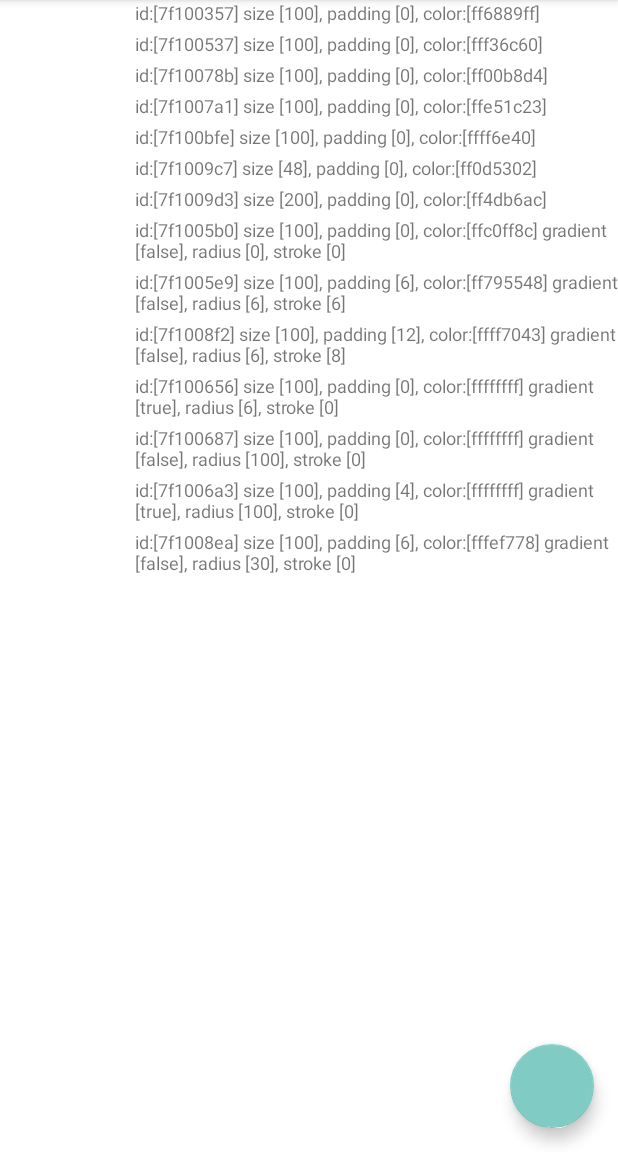
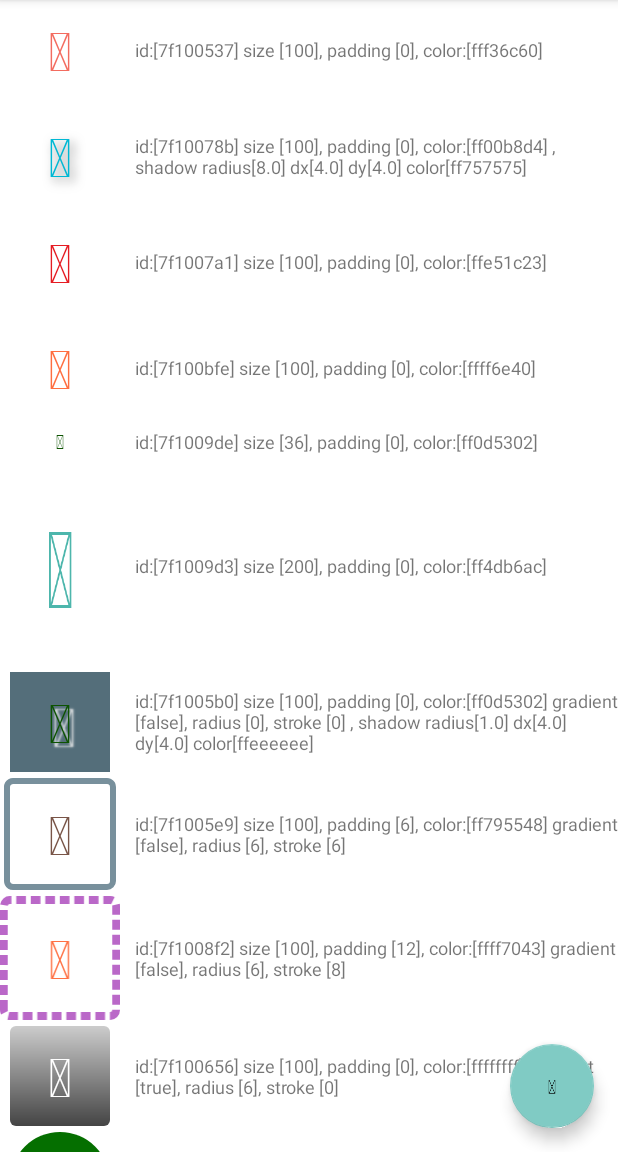
Before and after one commit to kevinchung0921/MdiDrawable, an Android app: the screen it shows after launch (MainActivity), on a phone screen of 412 x 824 dp, the part 84-1236 px from its top. Run offline under Robolectric (Android 15) with nearby library versions, the phone set to English and light mode, and no system bars; our stand-ins replace EventBus; Roboto replaces fonts that are not available here.

Commit message:
* move mdi font from asset folder into font * add shadow configuration * add MdiView class

```diff
--- a/library/src/main/java/com/kevinchung/mdi_drawable/MdiDrawableConfig.kt
+++ b/library/src/main/java/com/kevinchung/mdi_drawable/MdiDrawableConfig.kt
@@ -24,13 +24,23 @@ class MdiDrawableConfig(
     var strokeColor: Int = Color.BLACK,
     var strokeWidth: Int = 0,
     var strokeDashWidth: Float = 10f,
-    var strokeDashGap: Float = 0f
+    var strokeDashGap: Float = 0f,
+
+    // shadow settings
+    var shadowColor: Int = Color.TRANSPARENT,
+    var shadowRadius: Float = 0f,
+    var shadowDx: Float = 0f,
+    var shadowDy: Float = 0f
+
 ) {
     fun showConfig():String {
         val sb = StringBuilder()
         sb.append("id:[${Integer.toHexString(stringId)}] size [$size], padding [$padding], color:[${Integer.toHexString(iconColor)}] ")
         if(enableBackground) {
-            sb.append("gradient [$enableGradient], radius [$cornerRadius], stroke [$strokeWidth]")
+            sb.append("gradient [$enableGradient], radius [$cornerRadius], stroke [$strokeWidth] ")
+        }
+        if(shadowColor!=Color.TRANSPARENT && (shadowDx!=0f || shadowDy!=0f)) {
+            sb.append(", shadow radius[$shadowRadius] dx[$shadowDx] dy[$shadowDy] color[${Integer.toHexString(shadowColor)}]")
         }
         return sb.toString()
     }
--- /dev/null
+++ b/library/src/main/res/font/mdi.xml
@@ -0,0 +1,7 @@
+<?xml version="1.0" encoding="utf-8"?>
+<font-family xmlns:android="http://schemas.android.com/apk/res/android">
+    <font
+        android:fontStyle="normal"
+        android:fontWeight="400"
+        android:font="@font/mdifont" />
+</font-family>
--- a/mdi_drawable_demo/build.gradle
+++ b/mdi_drawable_demo/build.gradle
@@ -43,7 +43,7 @@ android {
 dependencies {
     implementation fileTree(dir: 'libs', include: ['*.jar','*.aar'])
     implementation project(path: ':library')
-//    implementation 'com.github.kevinchung0921:MdiDrawable:v0.3'
+//    implementation 'com.github.kevinchung0921:MdiDrawable:0.1.0'
 
     implementation 'org.greenrobot:eventbus:3.2.0'
     implementation 'com.github.dhaval2404:colorpicker:2.0'
--- a/mdi_drawable_demo/src/main/java/com/kevinchung/mdi_drawable_demo/MainActivity.kt
+++ b/mdi_drawable_demo/src/main/java/com/kevinchung/mdi_drawable_demo/MainActivity.kt
@@ -60,12 +60,7 @@ class MainActivity : AppCompatActivity() {
     // create demo icons
     private fun setDataList() {
 
-        drawableList.add(
-                MdiDrawableConfig(
-                        stringId = R.string.mdi_atom_variant,
-                        iconColor = resources.getColor(R.color.blue_A200)
-                )
-        )
+
         drawableList.add(
                 MdiDrawableConfig(
                         stringId = R.string.mdi_bullseye_arrow,
@@ -75,7 +70,11 @@ class MainActivity : AppCompatActivity() {
         drawableList.add(
                 MdiDrawableConfig(
                         stringId = R.string.mdi_coffee,
-                        iconColor = resources.getColor(R.color.cyan_A700)
+                        iconColor = resources.getColor(R.color.cyan_A700),
+                        shadowColor = resources.getColor(R.color.grey_600),
+                        shadowDx = 4f,
+                        shadowDy = 4f,
+                        shadowRadius = 8f
                 )
         )
         drawableList.add(
@@ -94,8 +93,8 @@ class MainActivity : AppCompatActivity() {
 
         drawableList.add(
                 MdiDrawableConfig(
-                        stringId = R.string.mdi_emoticon_cool,
-                        size = 48,
+                        stringId = R.string.mdi_emoticon_sad,
+                        size = 36,
                         iconColor = resources.getColor(R.color.green_900)
                 )
         )
@@ -114,7 +113,11 @@ class MainActivity : AppCompatActivity() {
                         enableBackground = true,
                         strokeColor = resources.getColor(R.color.grey_900),
                         backgroundColor = resources.getColor(R.color.blue_grey_600),
-                        iconColor = resources.getColor(R.color.vordiplom_0)
+                        iconColor = resources.getColor(R.color.green_900),
+                        shadowColor = resources.getColor(R.color.grey_200),
+                        shadowRadius = 1f,
+                        shadowDy = 4f,
+                        shadowDx = 4f
                 )
         )
         drawableList.add(
@@ -169,7 +172,7 @@ class MainActivity : AppCompatActivity() {
                         stringId = R.string.mdi_checkerboard,
                         enableBackground = true,
                         cornerRadius = 100,
-                        padding = 4,
+                        padding = 8,
                         iconColor = Color.WHITE,
                         enableGradient = true,
                         gradientStartColor = resources.getColor(R.color.light_blue_900),
@@ -183,7 +186,7 @@ class MainActivity : AppCompatActivity() {
                         stringId = R.string.mdi_desktop_mac,
                         enableBackground = true,
                         cornerRadius = 30,
-                        padding = 6,
+                        padding = 16,
                         iconColor = resources.getColor(R.color.joyful_2),
                         backgroundColor = resources.getColor(R.color.joyful_1)
                 )
```
Also changed, not shown: library/src/main/java/com/kevinchung/mdi_drawable/MdiDrawable.kt (+20 -2 lines), library/src/main/java/com/kevinchung/mdi_drawable/MdiView.kt (added, +86 -0 lines), library/src/main/res/values/attrs.xml (added, +24 -0 lines), 3 other files.
